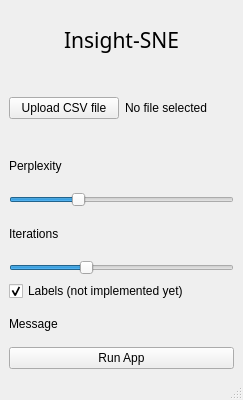
Old version of the form menuwindow.ui in the repository sady410/Insight-SNE.
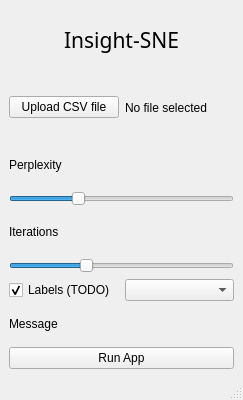
New version of the form.

What changed in the file:
```diff
--- a/menuwindow.ui
+++ b/menuwindow.ui
@@ -122,9 +122,11 @@
      </layout>
     </item>
     <item>
+     <layout class="QHBoxLayout" name="horizontalLayout" stretch="1,1">
+      <item>
      <widget class="QCheckBox" name="checkBox">
       <property name="text">
-       <string>Labels (not implemented yet)</string>
+         <string>Labels (TODO)</string>
       </property>
       <property name="checked">
        <bool>true</bool>
@@ -133,6 +135,11 @@
        <bool>false</bool>
       </property>
      </widget>
+      </item>
+      <item>
+       <widget class="QComboBox" name="comboBox"/>
+      </item>
+     </layout>
     </item>
     <item>
      <layout class="QVBoxLayout" name="verticalLayout_4">
```
Lines whose indentation alone changed are shown as unchanged.
